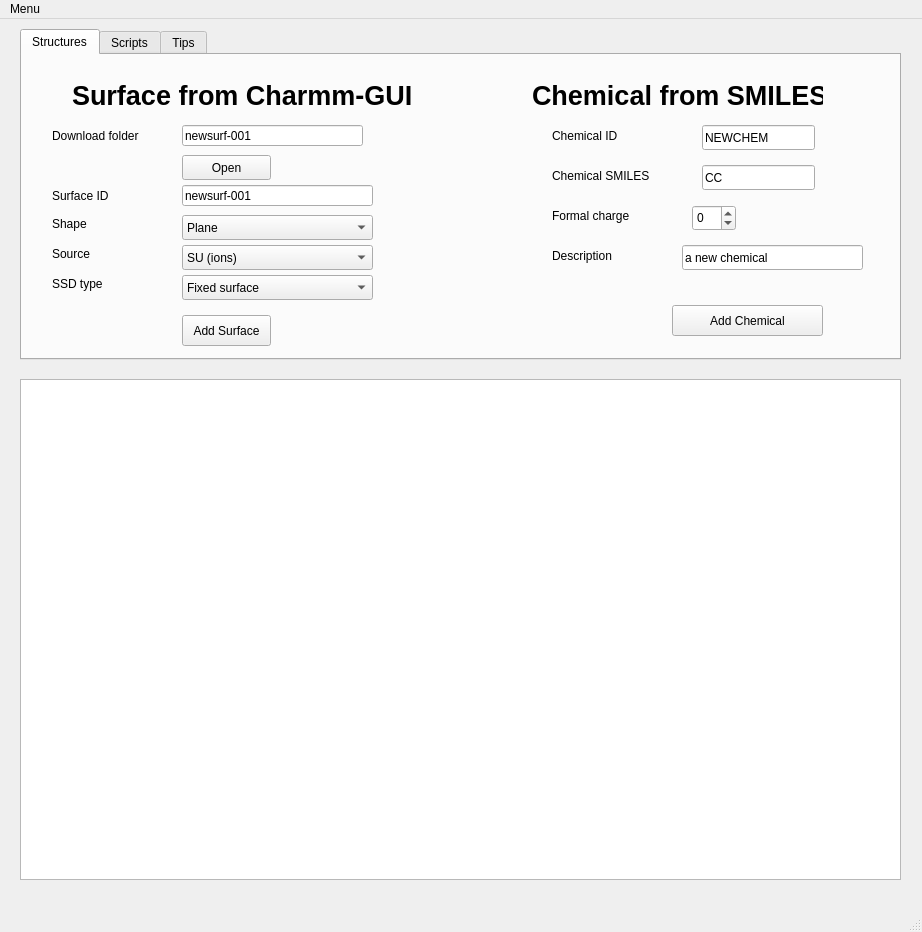
Old version of the form pmfpredictorgui/dashboard.ui in the repository ijrouse/PMFPredictor-Toolkit.
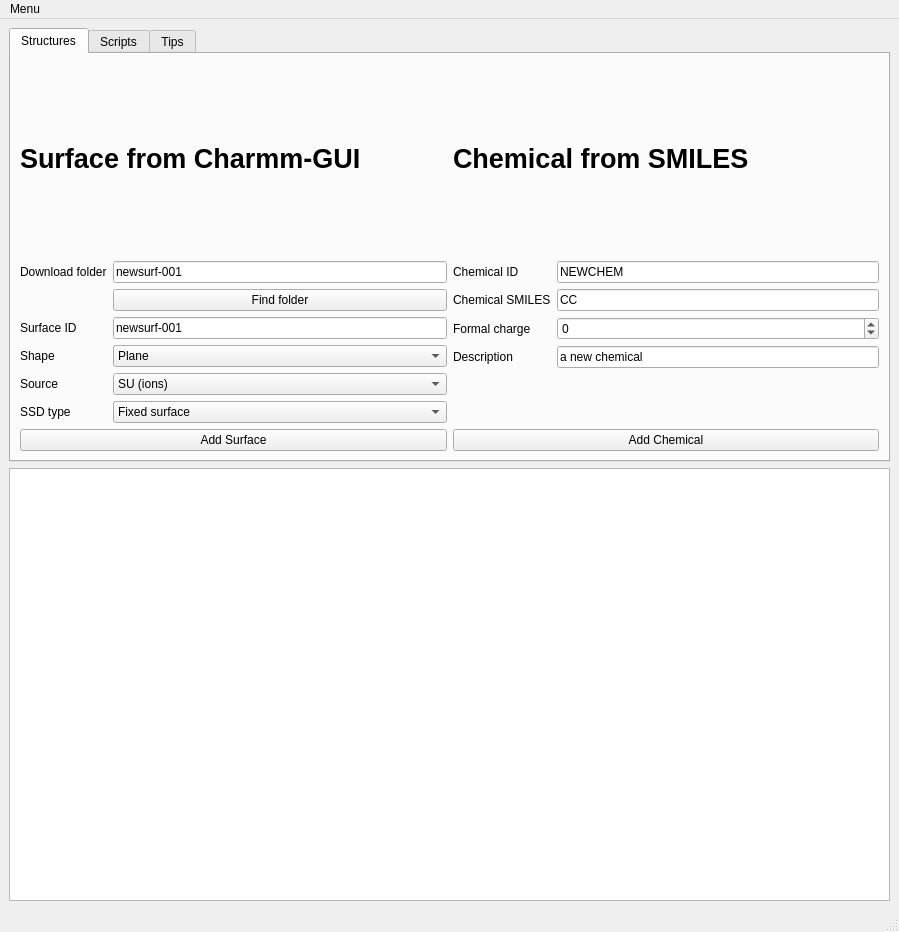
New version of the form. Icons and pictures are not drawn.

```diff
--- a/pmfpredictorgui/dashboard.ui
+++ b/pmfpredictorgui/dashboard.ui
@@ -6,7 +6,7 @@
    <rect>
     <x>0</x>
     <y>0</y>
-    <width>922</width>
+    <width>899</width>
     <height>932</height>
    </rect>
   </property>
@@ -15,31 +15,12 @@
   </property>
   <property name="windowIcon">
    <iconset>
-    <normaloff>pmfp.ico</normaloff>pmfp.ico</iconset>
+    <normaloff>../pmfp.ico</normaloff>../pmfp.ico</iconset>
   </property>
   <widget class="QWidget" name="centralwidget">
-   <widget class="QTextEdit" name="textEdit">
-    <property name="geometry">
-     <rect>
-      <x>20</x>
-      <y>360</y>
-      <width>881</width>
-      <height>501</height>
-     </rect>
-    </property>
-    <property name="readOnly">
-     <bool>true</bool>
-    </property>
-   </widget>
+   <layout class="QFormLayout" name="formLayout">
+    <item row="0" column="0" colspan="2">
    <widget class="QTabWidget" name="tabWidget">
-    <property name="geometry">
-     <rect>
-      <x>20</x>
-      <y>10</y>
-      <width>881</width>
-      <height>331</height>
-     </rect>
-    </property>
     <property name="currentIndex">
      <number>0</number>
     </property>
@@ -47,145 +28,69 @@
      <attribute name="title">
       <string>Structures</string>
      </attribute>
-     <widget class="QPushButton" name="button_FindNPDownloadFolder">
-      <property name="geometry">
-       <rect>
-        <x>160</x>
-        <y>100</y>
-        <width>89</width>
-        <height>25</height>
-       </rect>
-      </property>
-      <property name="text">
-       <string>Open</string>
-      </property>
-     </widget>
-     <widget class="QLineEdit" name="text_newNPLocation">
-      <property name="geometry">
-       <rect>
-        <x>160</x>
-        <y>70</y>
-        <width>181</width>
-        <height>21</height>
-       </rect>
-      </property>
-      <property name="text">
-       <string>newsurf-001</string>
-      </property>
-     </widget>
+       <layout class="QVBoxLayout" name="verticalLayout">
+        <item>
+         <layout class="QGridLayout" name="gridLayout_5">
+          <item row="0" column="0">
      <widget class="QLabel" name="label_7">
-      <property name="geometry">
-       <rect>
-        <x>50</x>
-        <y>20</y>
-        <width>351</width>
-        <height>41</height>
-       </rect>
-      </property>
       <property name="text">
        <string>&lt;html&gt;&lt;head/&gt;&lt;body&gt;&lt;p&gt;&lt;span style=&quot; font-size:20pt; font-weight:600;&quot;&gt;Surface from Charmm-GUI&lt;/span&gt;&lt;/p&gt;&lt;/body&gt;&lt;/html&gt;</string>
       </property>
      </widget>
-     <widget class="QLineEdit" name="text_newNPName">
-      <property name="geometry">
-       <rect>
-        <x>160</x>
-        <y>130</y>
-        <width>191</width>
-        <height>21</height>
-       </rect>
-      </property>
+          </item>
+          <item row="0" column="1">
+           <widget class="QLabel" name="label_14">
       <property name="text">
-       <string>newsurf-001</string>
-      </property>
-     </widget>
+             <string>&lt;html&gt;&lt;head/&gt;&lt;body&gt;&lt;p&gt;&lt;span style=&quot; font-size:20pt; font-weight:600;&quot;&gt;Chemical from SMILES&lt;/span&gt;&lt;/p&gt;&lt;/body&gt;&lt;/html&gt;</string>
+            </property>
+           </widget>
+          </item>
+          <item row="1" column="0">
+           <layout class="QGridLayout" name="gridLayout_2">
+            <item row="0" column="0">
      <widget class="QLabel" name="label_8">
-      <property name="geometry">
-       <rect>
-        <x>30</x>
-        <y>70</y>
-        <width>121</width>
-        <height>21</height>
-       </rect>
-      </property>
       <property name="text">
        <string>Download folder</string>
       </property>
      </widget>
+            </item>
+            <item row="0" column="1">
+             <widget class="QLineEdit" name="text_newNPLocation">
+              <property name="text">
+               <string>newsurf-001</string>
+              </property>
+             </widget>
+            </item>
+            <item row="1" column="1">
+             <widget class="QPushButton" name="button_FindNPDownloadFolder">
+              <property name="text">
+               <string>Find folder</string>
+              </property>
+             </widget>
+            </item>
+            <item row="2" column="0">
      <widget class="QLabel" name="label_9">
-      <property name="geometry">
-       <rect>
-        <x>30</x>
-        <y>130</y>
-        <width>101</width>
-        <height>21</height>
-       </rect>
-      </property>
       <property name="text">
        <string>Surface ID</string>
       </property>
      </widget>
-     <widget class="QPushButton" name="button_buildNP">
-      <property name="geometry">
-       <rect>
-        <x>160</x>
-        <y>260</y>
-        <width>89</width>
-        <height>31</height>
-       </rect>
-      </property>
+            </item>
+            <item row="2" column="1">
+             <widget class="QLineEdit" name="text_newNPName">
       <property name="text">
-       <string>Add Surface</string>
-      </property>
-     </widget>
+               <string>newsurf-001</string>
+              </property>
+             </widget>
+            </item>
+            <item row="3" column="0">
      <widget class="QLabel" name="label_11">
-      <property name="geometry">
-       <rect>
-        <x>30</x>
-        <y>160</y>
-        <width>67</width>
-        <height>17</height>
-       </rect>
-      </property>
       <property name="text">
        <string>Shape</string>
       </property>
      </widget>
-     <widget class="QLabel" name="label_12">
-      <property name="geometry">
-       <rect>
-        <x>30</x>
-        <y>190</y>
-        <width>67</width>
-        <height>17</height>
-       </rect>
-      </property>
-      <property name="text">
-       <string>Source</string>
-      </property>
-     </widget>
-     <widget class="QLabel" name="label_13">
-      <property name="geometry">
-       <rect>
-        <x>30</x>
-        <y>220</y>
-        <width>67</width>
-        <height>17</height>
-       </rect>
-      </property>
-      <property name="text">
-       <string>SSD type</string>
-      </property>
-     </widget>
+            </item>
+            <item row="3" column="1">
      <widget class="QComboBox" name="cb_npShape">
-      <property name="geometry">
-       <rect>
-        <x>160</x>
-        <y>160</y>
-        <width>191</width>
-        <height>25</height>
-       </rect>
-      </property>
       <item>
        <property name="text">
         <string>Plane</string>
@@ -197,15 +102,16 @@
        </property>
       </item>
      </widget>
+            </item>
+            <item row="4" column="0">
+             <widget class="QLabel" name="label_12">
+              <property name="text">
+               <string>Source</string>
+              </property>
+             </widget>
+            </item>
+            <item row="4" column="1">
      <widget class="QComboBox" name="cb_npSource">
-      <property name="geometry">
-       <rect>
-        <x>160</x>
-        <y>190</y>
-        <width>191</width>
-        <height>25</height>
-       </rect>
-      </property>
       <item>
        <property name="text">
         <string>SU (ions)</string>
@@ -222,15 +128,16 @@
        </property>
       </item>
      </widget>
+            </item>
+            <item row="5" column="0">
+             <widget class="QLabel" name="label_13">
+              <property name="text">
+               <string>SSD type</string>
+              </property>
+             </widget>
+            </item>
+            <item row="5" column="1">
      <widget class="QComboBox" name="cb_npSSD">
-      <property name="geometry">
-       <rect>
-        <x>160</x>
-        <y>220</y>
-        <width>191</width>
-        <height>25</height>
-       </rect>
-      </property>
       <item>
        <property name="text">
         <string>Fixed surface</string>
@@ -252,106 +159,48 @@
        </property>
       </item>
      </widget>
-     <widget class="QLabel" name="label_14">
-      <property name="geometry">
-       <rect>
-        <x>510</x>
-        <y>20</y>
-        <width>291</width>
-        <height>41</height>
-       </rect>
-      </property>
-      <property name="text">
-       <string>&lt;html&gt;&lt;head/&gt;&lt;body&gt;&lt;p&gt;&lt;span style=&quot; font-size:20pt; font-weight:600;&quot;&gt;Chemical from SMILES&lt;/span&gt;&lt;/p&gt;&lt;/body&gt;&lt;/html&gt;</string>
-      </property>
-     </widget>
-     <widget class="QLineEdit" name="text_newChemID">
-      <property name="geometry">
-       <rect>
-        <x>680</x>
-        <y>70</y>
-        <width>113</width>
-        <height>25</height>
-       </rect>
-      </property>
-      <property name="text">
-       <string>NEWCHEM</string>
-      </property>
-     </widget>
-     <widget class="QLineEdit" name="text_newChemSmiles">
-      <property name="geometry">
-       <rect>
-        <x>680</x>
-        <y>110</y>
-        <width>113</width>
-        <height>25</height>
-       </rect>
-      </property>
-      <property name="text">
-       <string>CC</string>
-      </property>
-     </widget>
-     <widget class="QLineEdit" name="text_newChemDesc">
-      <property name="geometry">
-       <rect>
-        <x>660</x>
-        <y>190</y>
-        <width>181</width>
-        <height>25</height>
-       </rect>
-      </property>
-      <property name="text">
-       <string>a new chemical</string>
-      </property>
-     </widget>
+            </item>
+           </layout>
+          </item>
+          <item row="1" column="1">
+           <layout class="QFormLayout" name="formLayout_2">
+            <item row="0" column="0">
      <widget class="QLabel" name="label_15">
-      <property name="geometry">
-       <rect>
-        <x>530</x>
-        <y>70</y>
-        <width>111</width>
-        <height>21</height>
-       </rect>
-      </property>
       <property name="text">
        <string>Chemical ID</string>
       </property>
      </widget>
+            </item>
+            <item row="0" column="1">
+             <widget class="QLineEdit" name="text_newChemID">
+              <property name="text">
+               <string>NEWCHEM</string>
+              </property>
+             </widget>
+            </item>
+            <item row="1" column="0">
      <widget class="QLabel" name="label_16">
-      <property name="geometry">
-       <rect>
-        <x>530</x>
-        <y>110</y>
-        <width>121</width>
-        <height>21</height>
-       </rect>
-      </property>
       <property name="text">
        <string>Chemical SMILES</string>
       </property>
      </widget>
+            </item>
+            <item row="1" column="1">
+             <widget class="QLineEdit" name="text_newChemSmiles">
+              <property name="text">
+               <string>CC</string>
+              </property>
+             </widget>
+            </item>
+            <item row="2" column="0">
      <widget class="QLabel" name="label_17">
-      <property name="geometry">
-       <rect>
-        <x>530</x>
-        <y>150</y>
-        <width>111</width>
-        <height>21</height>
-       </rect>
-      </property>
       <property name="text">
        <string>Formal charge</string>
       </property>
      </widget>
+            </item>
+            <item row="2" column="1">
      <widget class="QSpinBox" name="spinBox_newChemCharge">
-      <property name="geometry">
-       <rect>
-        <x>670</x>
-        <y>150</y>
-        <width>44</width>
-        <height>26</height>
-       </rect>
-      </property>
       <property name="minimum">
        <number>-5</number>
       </property>
@@ -359,46 +208,54 @@
        <number>5</number>
       </property>
      </widget>
+            </item>
+            <item row="3" column="0">
      <widget class="QLabel" name="label_18">
-      <property name="geometry">
-       <rect>
-        <x>530</x>
-        <y>190</y>
-        <width>111</width>
-        <height>21</height>
-       </rect>
-      </property>
       <property name="text">
        <string>Description</string>
       </property>
      </widget>
+            </item>
+            <item row="3" column="1">
+             <widget class="QLineEdit" name="text_newChemDesc">
+              <property name="text">
+               <string>a new chemical</string>
+              </property>
+             </widget>
+            </item>
+           </layout>
+          </item>
+          <item row="2" column="0">
+           <widget class="QPushButton" name="button_buildNP">
+            <property name="text">
+             <string>Add Surface</string>
+            </property>
+           </widget>
+          </item>
+          <item row="2" column="1">
      <widget class="QPushButton" name="button_addChem">
-      <property name="geometry">
-       <rect>
-        <x>650</x>
-        <y>250</y>
-        <width>151</width>
-        <height>31</height>
-       </rect>
-      </property>
       <property name="text">
        <string>Add Chemical</string>
       </property>
      </widget>
+          </item>
+         </layout>
+        </item>
+       </layout>
     </widget>
     <widget class="QWidget" name="tab">
      <attribute name="title">
       <string>Scripts</string>
      </attribute>
-     <widget class="QWidget" name="layoutWidget">
-      <property name="geometry">
-       <rect>
-        <x>10</x>
-        <y>60</y>
-        <width>450</width>
-        <height>217</height>
-       </rect>
-      </property>
+       <layout class="QGridLayout" name="gridLayout_3">
+        <item row="0" column="0">
+         <widget class="QLabel" name="label_10">
+          <property name="text">
+           <string>&lt;html&gt;&lt;head/&gt;&lt;body&gt;&lt;p&gt;&lt;span style=&quot; font-size:20pt; font-weight:600;&quot;&gt;PMF Predictor Scripts&lt;/span&gt;&lt;/p&gt;&lt;/body&gt;&lt;/html&gt;</string>
+          </property>
+         </widget>
+        </item>
+        <item row="1" column="0">
       <layout class="QGridLayout" name="gridLayout">
        <item row="0" column="0">
         <widget class="QLabel" name="label">
@@ -553,112 +410,75 @@
         </widget>
        </item>
       </layout>
-     </widget>
-     <widget class="QLabel" name="label_10">
-      <property name="geometry">
-       <rect>
-        <x>30</x>
-        <y>10</y>
-        <width>291</width>
-        <height>41</height>
-       </rect>
-      </property>
-      <property name="text">
-       <string>&lt;html&gt;&lt;head/&gt;&lt;body&gt;&lt;p&gt;&lt;span style=&quot; font-size:20pt; font-weight:600;&quot;&gt;PMF Predictor Scripts&lt;/span&gt;&lt;/p&gt;&lt;/body&gt;&lt;/html&gt;</string>
-      </property>
-     </widget>
+        </item>
+       </layout>
     </widget>
     <widget class="QWidget" name="tab_3">
      <attribute name="title">
       <string>Tips</string>
      </attribute>
+       <layout class="QGridLayout" name="gridLayout_4">
+        <item row="0" column="0">
      <widget class="QLabel" name="label_19">
-      <property name="geometry">
-       <rect>
-        <x>20</x>
-        <y>20</y>
-        <width>851</width>
-        <height>51</height>
-       </rect>
-      </property>
       <property name="text">
        <string>Scripts should usually be run starting from the top and working downwards, as this means everything is calculated in order.</string>
       </property>
      </widget>
+        </item>
+        <item row="1" column="0">
      <widget class="QLabel" name="label_20">
-      <property name="geometry">
-       <rect>
-        <x>20</x>
-        <y>70</y>
-        <width>831</width>
-        <height>21</height>
-       </rect>
-      </property>
       <property name="text">
        <string>Unless you have a very good reason to change them, the check boxes should be left alone.</string>
       </property>
      </widget>
+        </item>
+        <item row="2" column="0">
      <widget class="QLabel" name="label_21">
-      <property name="geometry">
-       <rect>
-        <x>20</x>
-        <y>110</y>
-        <width>851</width>
-        <height>31</height>
-       </rect>
-      </property>
       <property name="text">
        <string>Adding a surface generates the corresponding entry in SurfaceDefinitions and makes a structure file.</string>
       </property>
      </widget>
+        </item>
+        <item row="3" column="0">
+         <widget class="QLabel" name="label_24">
+          <property name="text">
+           <string>--The folder has to be the base directory, not the GROMACS subfolder. Usually charmm-gui-XXXXXXXXXX</string>
+          </property>
+         </widget>
+        </item>
+        <item row="4" column="0">
      <widget class="QLabel" name="label_22">
-      <property name="geometry">
-       <rect>
-        <x>20</x>
-        <y>200</y>
-        <width>831</width>
-        <height>31</height>
-       </rect>
-      </property>
       <property name="text">
        <string>Adding a chemical adds the entry to ChemicalDefinitions but doesn't make the structure automatically</string>
       </property>
      </widget>
+        </item>
+        <item row="5" column="0">
      <widget class="QLabel" name="label_23">
-      <property name="geometry">
-       <rect>
-        <x>50</x>
-        <y>230</y>
-        <width>821</width>
-        <height>31</height>
-       </rect>
-      </property>
       <property name="text">
-       <string>Running the script to generate missing chemical structures batch-processes these, or you can manually add one.</string>
-      </property>
-     </widget>
-     <widget class="QLabel" name="label_24">
-      <property name="geometry">
-       <rect>
-        <x>50</x>
-        <y>150</y>
-        <width>721</width>
-        <height>21</height>
-       </rect>
-      </property>
-      <property name="text">
-       <string>The folder has to be the base directory, not the GROMACS subfolder. Usually charmm-gui-XXXXXXXXXX</string>
-      </property>
-     </widget>
-    </widget>
-   </widget>
+           <string>--Running the script to generate missing chemical structures batch-processes these, or you can manually add one.</string>
+          </property>
+         </widget>
+        </item>
+       </layout>
+      </widget>
+     </widget>
+    </item>
+    <item row="1" column="0" colspan="2">
+     <widget class="QTextEdit" name="textEdit">
+      <property name="readOnly">
+       <bool>true</bool>
+      </property>
+     </widget>
+    </item>
+   </layout>
   </widget>
   <widget class="QMenuBar" name="menubar">
    <property name="geometry">
     <rect>
      <x>0</x>
      <y>0</y>
-     <width>922</width>
+     <width>899</width>
      <height>22</height>
     </rect>
    </property>
```
Lines whose indentation alone changed are shown as unchanged.
